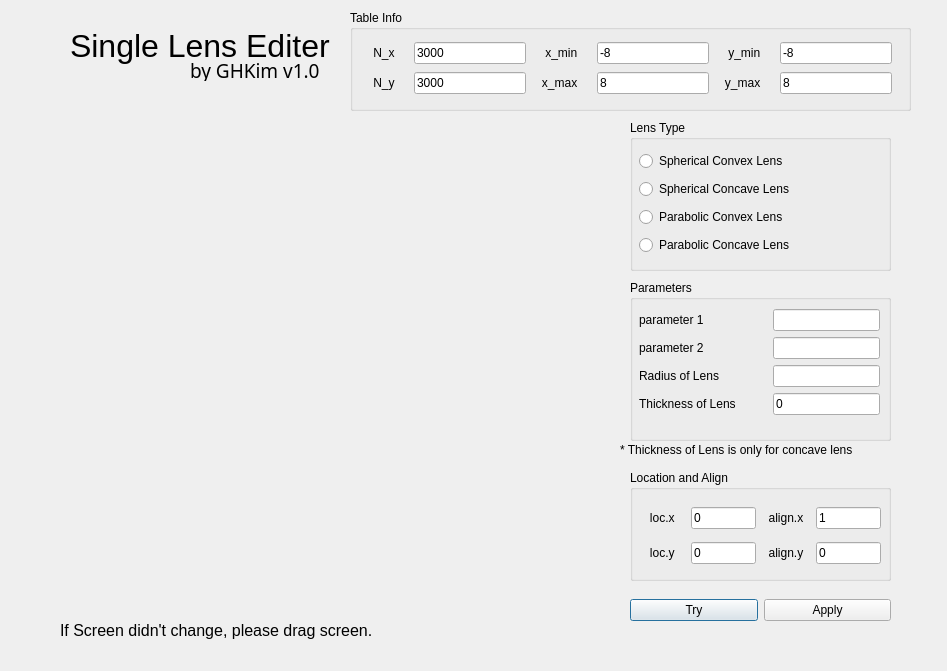
First picture: the form in lensviewer.ui, repository GyeonghunKim/optics_simulator, before the edit.
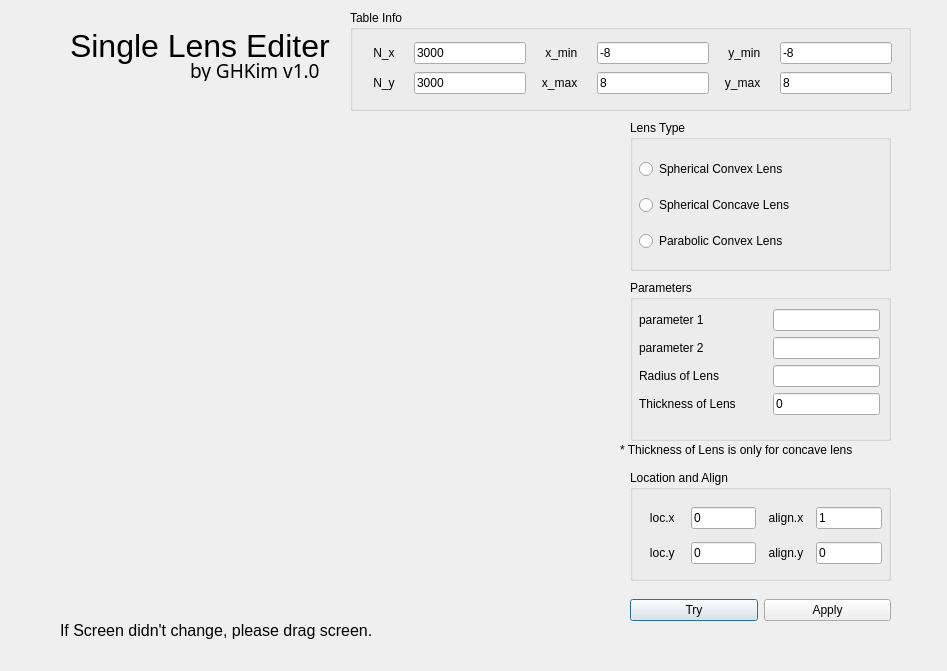
Second picture: the form after the edit. Custom widgets are drawn as their Qt base class.

What changed in the file:
```diff
--- a/lensviewer.ui
+++ b/lensviewer.ui
@@ -66,13 +66,6 @@
        </property>
       </widget>
      </item>
-     <item>
-      <widget class="QRadioButton" name="Parabolic_concave">
-       <property name="text">
-        <string>Parabolic Concave Lens</string>
-       </property>
-      </widget>
-     </item>
     </layout>
    </widget>
   </widget>
@@ -162,7 +155,7 @@
      <rect>
       <x>10</x>
       <y>30</y>
-      <width>241</width>
+      <width>242</width>
       <height>71</height>
      </rect>
     </property>
```
